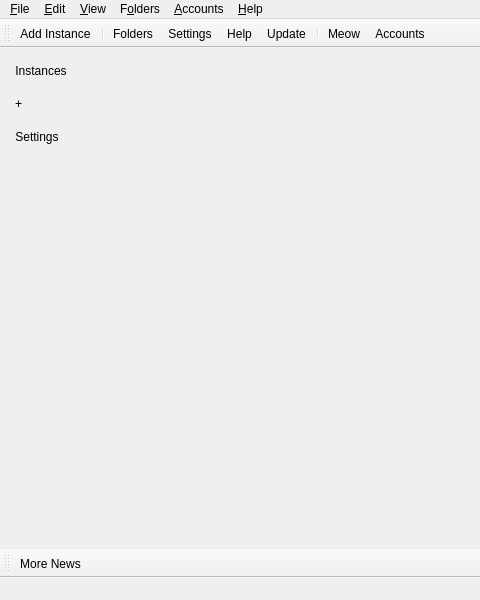
First picture: the form in launcher/ui/MainWindow.ui, repository pilahito/PrismLauncher, before the edit; both pictures show x 0 to 480 and y 0 to 600 of the 800 by 600 pixel window.
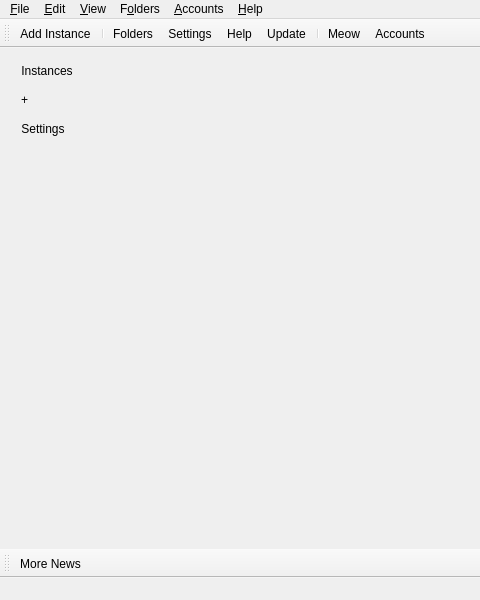
Second picture: the form after the edit. Icons and pictures are not drawn. Custom widgets are drawn as their Qt base class.

What changed in the file:
```diff
--- a/launcher/ui/MainWindow.ui
+++ b/launcher/ui/MainWindow.ui
@@ -31,7 +31,7 @@
      <widget class="QWidget" name="leftSidebar">
       <property name="minimumSize">
        <size>
-        <width>92</width>
+        <width>176</width>
         <height>0</height>
        </size>
       </property>
@@ -40,16 +40,16 @@
       </property>
       <layout class="QVBoxLayout" name="sidebarLayout">
        <property name="spacing">
-        <number>12</number>
+        <number>8</number>
        </property>
        <property name="leftMargin">
-        <number>8</number>
+        <number>14</number>
        </property>
        <property name="topMargin">
         <number>12</number>
        </property>
        <property name="rightMargin">
-        <number>8</number>
+        <number>14</number>
        </property>
        <property name="bottomMargin">
         <number>12</number>
```
